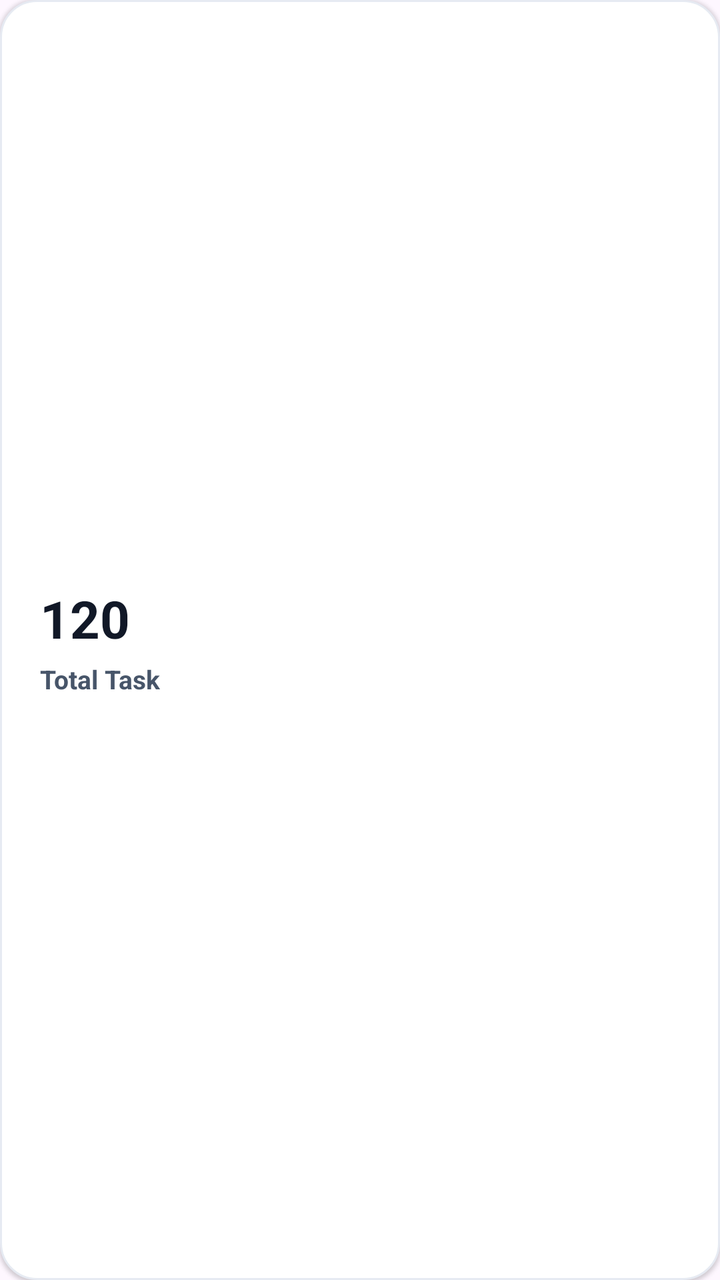
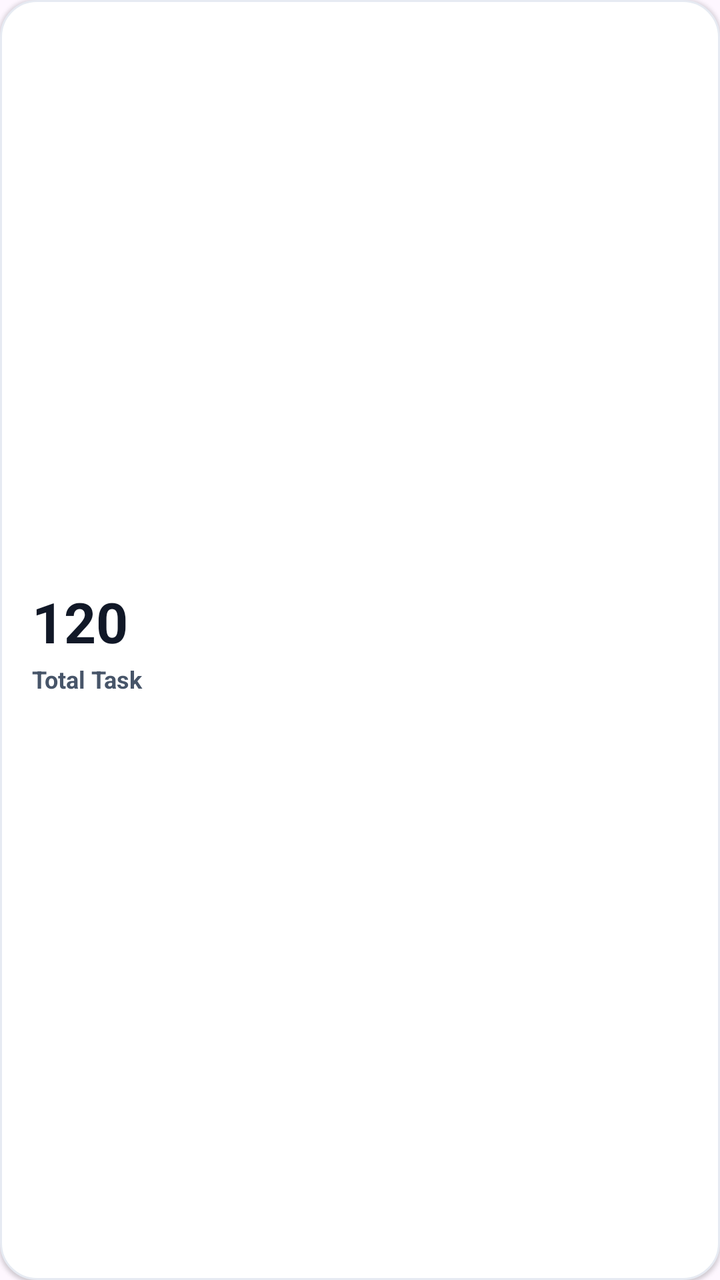

Screens rendered from an Android XML layout before and after an edit, with the pre-edit source and the edit as a unified diff.
<!-- AndroidManifest.xml: application theme Theme.SIPAMAN -->
<!-- res/layout/item_summary_total.xml -->
<?xml version="1.0" encoding="utf-8"?>
<LinearLayout xmlns:android="http://schemas.android.com/apk/res/android"
    android:layout_width="0dp"
    android:layout_height="112dp"
    android:layout_margin="7dp"
    android:layout_weight="1"
    android:background="@drawable/bg_chart_card"
    android:elevation="1dp"
    android:gravity="center_vertical"
    android:orientation="vertical"
    android:paddingStart="20dp"
    android:paddingEnd="16dp">

    <TextView
        android:id="@+id/tvTotal"
        android:layout_width="wrap_content"
        android:layout_height="wrap_content"
        android:text="120"
        android:textColor="#111827"
        android:textSize="26sp"
        android:textStyle="bold" />

    <TextView
        android:id="@+id/tvLabel"
        android:layout_width="wrap_content"
        android:layout_height="wrap_content"
        android:layout_marginTop="4dp"
        android:text="Total Task"
        android:textColor="#475569"
        android:textSize="13sp"
        android:textStyle="bold" />
</LinearLayout>
<!-- resources referenced by this layout -->
<resources>
  <!-- drawable bg_chart_card (drawable) -->
  <?xml version="1.0" encoding="utf-8"?>
  <shape xmlns:android="http://schemas.android.com/apk/res/android">
      <solid android:color="#FFFFFF" />
      <corners android:radius="18dp" />
      <stroke
          android:width="1dp"
          android:color="#E6EAF2" />
  </shape>
  <style name="Theme.SIPAMAN" parent="Theme.Material3.DayNight.NoActionBar">
          <item name="android:statusBarColor">@android:color/transparent</item>
      </style>
</resources>

<!-- the commit's change to res/layout/item_summary_total.xml (unified diff, before → after) -->
@@ -1,15 +1,16 @@
 <?xml version="1.0" encoding="utf-8"?>
-<LinearLayout xmlns:android="http://schemas.android.com/apk/res/android"
+<LinearLayout
+    xmlns:android="http://schemas.android.com/apk/res/android"
     android:layout_width="0dp"
-    android:layout_height="112dp"
-    android:layout_margin="7dp"
+    android:layout_height="95dp"
+    android:layout_margin="5dp"
     android:layout_weight="1"
     android:background="@drawable/bg_chart_card"
     android:elevation="1dp"
     android:gravity="center_vertical"
     android:orientation="vertical"
-    android:paddingStart="20dp"
-    android:paddingEnd="16dp">
+    android:paddingStart="16dp"
+    android:paddingEnd="12dp">
 
     <TextView
         android:id="@+id/tvTotal"
@@ -17,16 +18,17 @@
         android:layout_height="wrap_content"
         android:text="120"
         android:textColor="#111827"
-        android:textSize="26sp"
+        android:textSize="28sp"
         android:textStyle="bold" />
 
     <TextView
         android:id="@+id/tvLabel"
         android:layout_width="wrap_content"
         android:layout_height="wrap_content"
-        android:layout_marginTop="4dp"
+        android:layout_marginTop="2dp"
         android:text="Total Task"
         android:textColor="#475569"
-        android:textSize="13sp"
+        android:textSize="12sp"
         android:textStyle="bold" />
+
 </LinearLayout>
